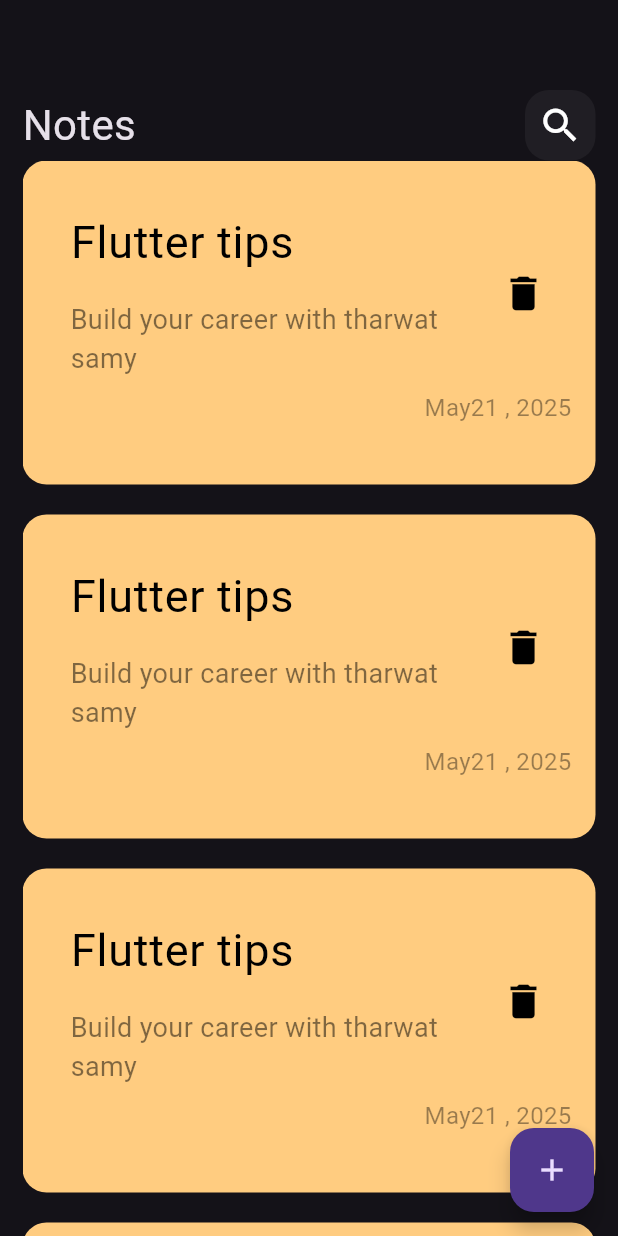
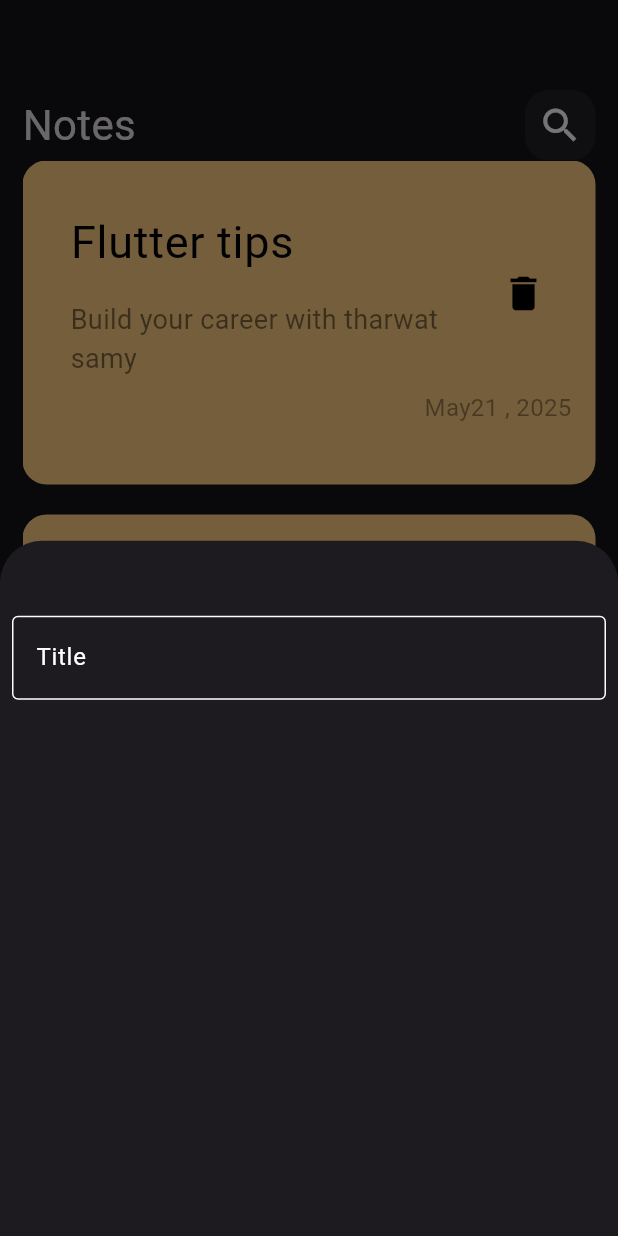
Before and after one commit to AbdelrahmanElkholy41/notes_app, a Flutter app: the screen it shows after launch, after a tap on the "add" icon, on a phone screen of 412 x 824 dp. Run offline on Flutter 3.47's test engine with Material 3 defaults, Android fonts, the phone set to English and light mode, and no system bars.

Commit message:
create button sheet and text field

```diff
--- a/lib/screens/HomePage.dart
+++ b/lib/screens/HomePage.dart
@@ -1,5 +1,5 @@
 import 'package:flutter/material.dart';
-import 'package:notes_app/widget/customAppBar.dart';
+import 'package:notes_app/widget/customTextfield.dart';
 import 'package:notes_app/widget/notes_body.dart';
 
 class Homepage extends StatelessWidget {
@@ -8,7 +8,30 @@ class Homepage extends StatelessWidget {
   @override
   Widget build(BuildContext context) {
     return Scaffold(
-      floatingActionButton: FloatingActionButton(onPressed: () {},child: Icon(Icons.add),),
+      floatingActionButton: FloatingActionButton(
+        onPressed: () {
+        showModalBottomSheet(
+
+            context: context,
+            builder: (context){
+          return Column(
+              children: [
+                SizedBox(height: 50,),
+                Padding(
+                  padding: const EdgeInsets.symmetric(horizontal: 8.0),
+
+                  child: Customtextfield(hintText: 'Title'),
+
+                )
+              ],
+            );
+
+
+
+        }
+        );
+      },
+        child: Icon(Icons.add),),
       body: Padding(
         padding: const EdgeInsets.symmetric(horizontal: 15),
         child: NotesBody(),
--- /dev/null
+++ b/lib/widget/customTextfield.dart
@@ -0,0 +1,37 @@
+import 'package:flutter/cupertino.dart';
+import 'package:flutter/material.dart';
+class Customtextfield extends StatelessWidget {
+
+  Customtextfield({super.key, required this.hintText,this.onChange,  this.obsec=false});
+
+
+  final String hintText;
+  final bool? obsec;
+  Function (String)? onChange;
+
+
+
+  @override
+  Widget build(BuildContext context) {
+    return  TextField(
+      obscureText: obsec!,
+      // validator: (data){
+      //   if(data!.isEmpty)
+      //   {
+      //     return 'data is require ';
+      //   }
+      //},
+      onChanged:onChange,
+      decoration: InputDecoration(
+          enabledBorder: OutlineInputBorder(
+              borderSide: BorderSide(color: Colors.white)
+          ),
+          hintText: hintText,
+          hintStyle: TextStyle(color: Colors.white),
+          border: OutlineInputBorder(
+              borderSide: BorderSide(color: Colors.white)
+          )
+      ),
+    );
+  }
+}
```
